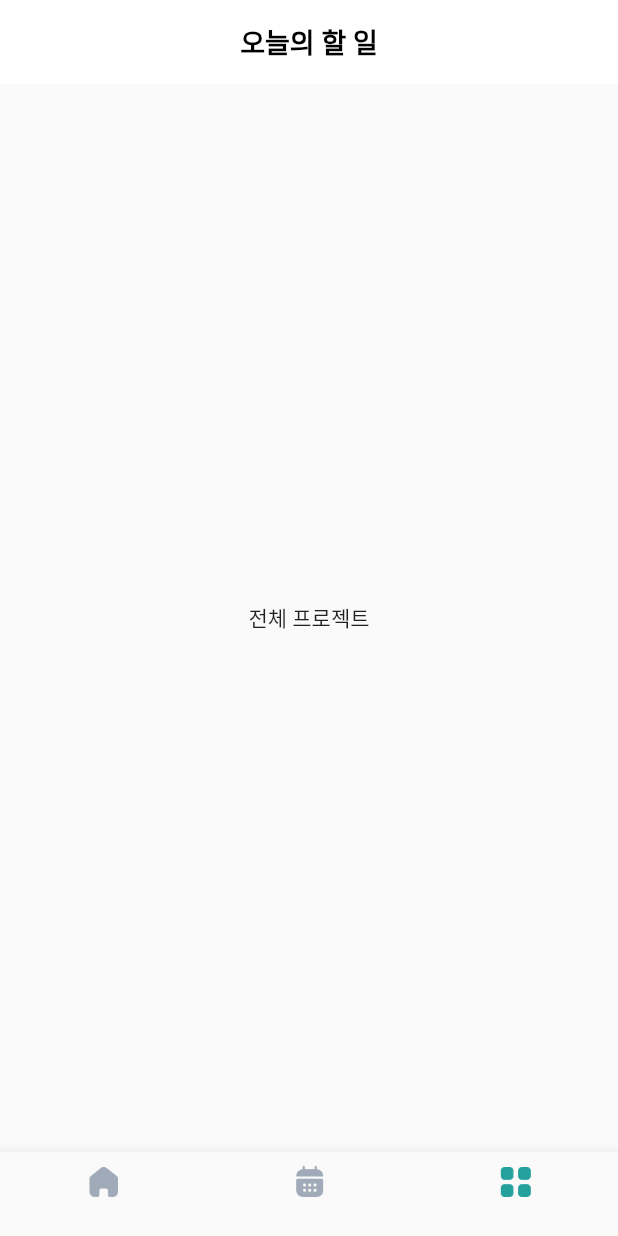
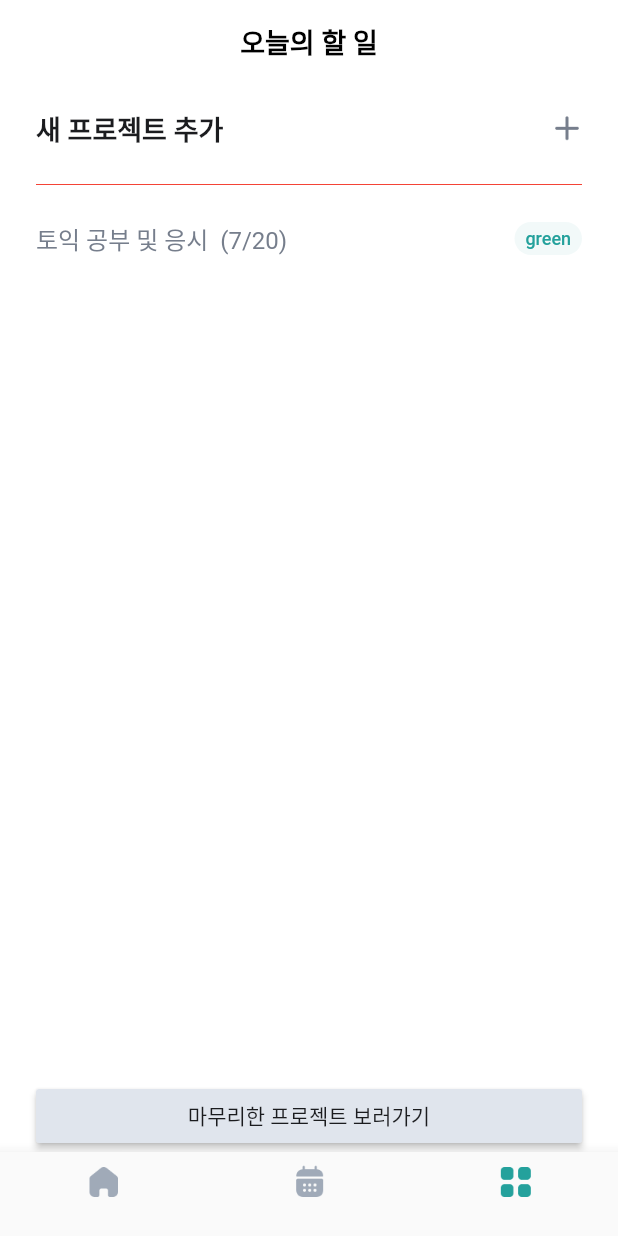
Before and after one commit to su-mong/flutter_cookbook_runplan, a Flutter app: the screen it shows after launch, item 3 of the bottom bar chosen, on a phone screen of 412 x 824 dp. Run offline on Flutter 3.47's test engine with Material 2 defaults, Android fonts, the phone set to English and light mode, and no system bars.

Commit message:
20230520 (프로젝트 탭 UI)

```diff
--- a/lib/project_screen.dart
+++ b/lib/project_screen.dart
@@ -1,10 +1,115 @@
-import 'package:flutter/cupertino.dart';
+import 'package:flutter/material.dart';
 
 class ProjectScreen extends StatelessWidget {
   @override
   Widget build(BuildContext context) {
-    return Center(
-      child: Text('전체 프로젝트'),
+    return Container(
+      color: Colors.white,
+      padding: EdgeInsets.symmetric(horizontal: 24), // 전체 padding : 양 옆 24
+      child: Column(
+        children: [
+          // GestureDetector : 클릭 관련 액션이 매우 많고, 클릭하더라도 UI상 변화가 없다.
+          //                   속성이 많아서 지정할 건 많지만 커스텀이 자유롭다. 특이한 버튼 만들 때 많이 씀.
+          // (child 자리에 Widget 아무거나 넣어도 다 작동하기 때문에, 우리가 만들 수 있는 모든 UI를 버튼처럼 쓸 수 있다.)
+          GestureDetector(
+            behavior: HitTestBehavior.opaque, // 빈 공간(Spacer)도 클릭 가능하게 만듬.
+            onTap: () { // 클릭 시 이벤트 : SnackBar를 띄움.
+              ScaffoldMessenger.of(context).showSnackBar( // SnackBar 띄우는 함수
+                  SnackBar(
+                      content: Text('새 프로젝트 추가 클릭') // SnackBar 메세지
+                  )
+              );
+            },
+            child: Container( // Padding을 주기 위함
+              padding: EdgeInsets.symmetric(vertical: 16),
+              child: Row(
+                children: [
+                  Text(
+                    '새 프로젝트 추가',
+                    style: TextStyle(
+                      fontSize: 18,
+                      color: Color(0xFF1B1C1F),
+                      fontWeight: FontWeight.bold,
+                    ),
+                  ),
+                  Spacer(), // '새 프로젝트 추가' Text - Image.asset 사이 간격 벌리는 용도
+                  Image.asset(
+                    'assets/plus.png',
+                    width: 20,
+                    height: 20,
+                  ),
+                ],
+              ), // 가로로 2개(텍스트, + 이미지)
+            ),
+          ),
+
+          // 선 그리기
+          Divider(color: Colors.red),
+          // 16px 떨어뜨리기
+          SizedBox(height: 16),
+
+          // 리스트뷰
+          ListView(
+            physics: NeverScrollableScrollPhysics(), // Column 안에서 리스트뷰를 쓸 때 필요한 옵션 1. 리스트뷰 스크롤 막음
+            shrinkWrap: true, // Column 안에서 리스트뷰를 쓸 때 필요한 옵션 2. Column 안쪽에 리스트뷰를 넣을 때 꼭 필요한 옵션.
+            children: [
+              // 프로젝트 1개
+              Row(
+                mainAxisSize: MainAxisSize.max,
+                mainAxisAlignment: MainAxisAlignment.spaceBetween,
+                children: [
+                  Text(
+                    '토익 공부 및 응시  (7/20)',
+                    style: TextStyle(
+                      fontSize: 16,
+                      color: Color(0xFF767E8C),
+                    ),
+                  ),
+
+                  Container(
+                    width: 45,
+                    height: 22,
+                    // padding: EdgeInsets.only(left: 6, right: 6, bottom: 2, top: 2),
+                    decoration: BoxDecoration(
+                      borderRadius: BorderRadius.circular(12),
+                      color: Color(0xFFF2F9F9),
+                    ),
+                    child: Center(
+                      child: Text(
+                        'green',
+                        style: TextStyle(
+                          fontSize: 12,
+                          color: Color(0xFF24A19C),
+                          fontWeight: FontWeight.w500, // bold -> w500
+                        ),
+                      ),
+                    ),
+                  )
+                ],
+              ),
+            ],
+          ),
+
+          Spacer(), // 간격
+          MaterialButton(
+            onPressed: () {}, // 버튼 클릭 시 동작(아무것도 하지 않음)
+            color: Color(0xFFE0E5ED), // 버튼 배경색
+            child: Container(
+              width: double.infinity, // 넓이 : 무한대 = 부모 사이즈랑 맞춤. (기기 가로 길이) - 24*2
+              child: Center(
+                child: Text(
+                  '마무리한 프로젝트 보러가기',
+                  style: TextStyle(
+                    fontSize: 14,
+                    color: Color(0xFF1B1C1F),
+                    fontWeight: FontWeight.w500,
+                  ),
+                ),
+              ),
+            ),
+          )
+        ],
+      ),
     );
   }
 }
```
Also changed, not shown: assets/plus.png (added).
